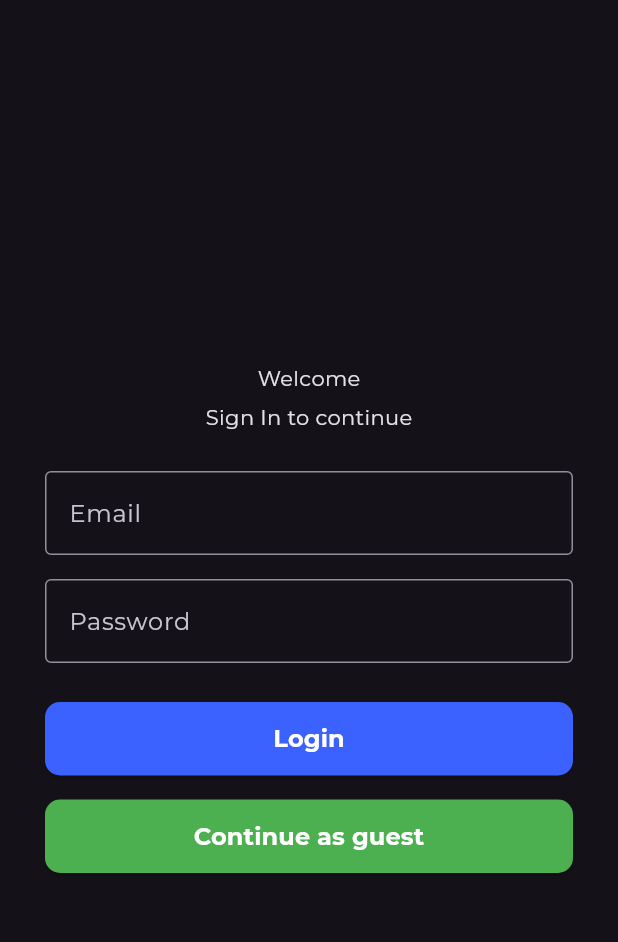
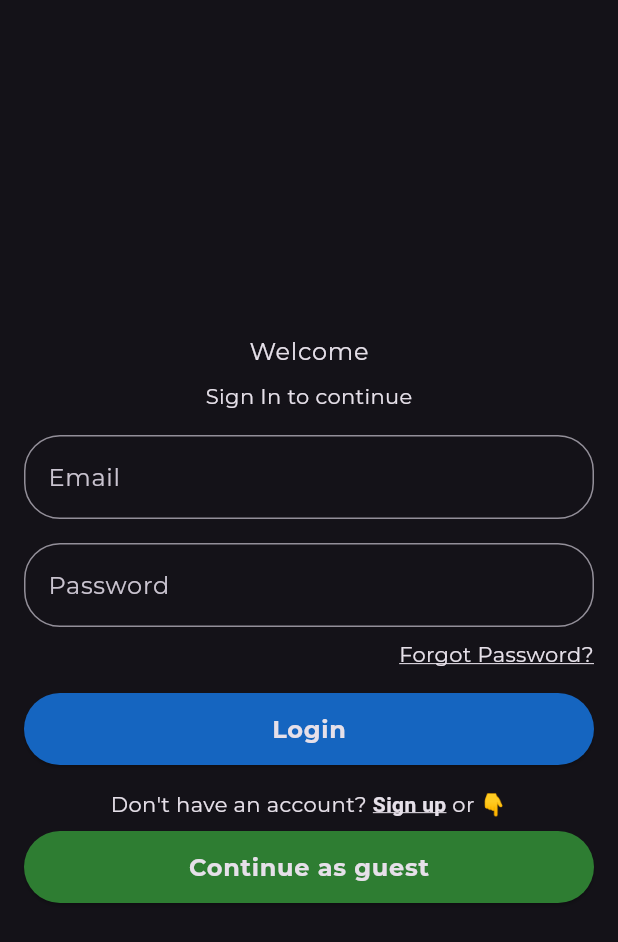
Before and after one commit to thejeremyjohn/wellread2, a Flutter app: the screen it shows after launch, on a phone screen of 412 x 824 dp. Shown: the top 942 px of the screen. Run offline on Flutter 3.47's test engine with Material 3 defaults, Android fonts, the phone set to English and light mode, and no system bars; our stand-ins replace flutter_rating_bar, flutter_secure_storage, go_router; missing offline and left inert: http_interceptor.

Commit message:
frontend: re-styled LoginPage

```diff
--- a/frontend/lib/pages/login_page.dart
+++ b/frontend/lib/pages/login_page.dart
@@ -1,6 +1,7 @@
+import 'package:flutter/gestures.dart';
 import 'package:flutter/material.dart';
 import 'package:go_router/go_router.dart';
-import 'package:wellread2frontend/flask_util/flask_response.dart';
+import 'package:wellread2frontend/constants.dart';
 import 'package:wellread2frontend/flask_util/login_logout.dart';
 
 class LoginPage extends StatefulWidget {
@@ -26,78 +27,106 @@ class _LoginPageState extends State<LoginPage> {
     return Scaffold(
       body: Center(
         child: Padding(
-          padding: const EdgeInsets.all(30.0),
+          padding: const EdgeInsets.all(kPadding),
           child: Column(
             mainAxisAlignment: MainAxisAlignment.center,
-            crossAxisAlignment: CrossAxisAlignment.center,
             children: [
-              Text(
-                'Welcome',
-                // style: TextStyle(
-                //   fontFamily: 'Poppins',
-                //   fontWeight: FontWeight.bold,
-                //   fontSize: 26,
-                //   color: Color(0xFF1C1C1C),
-                // ),
-              ),
-              SizedBox(height: 6),
+              Text('Welcome', style: Theme.of(context).textTheme.bodyLarge!),
+              SizedBox(height: kPadding * 0.5),
               Text(
                 'Sign In to continue',
-                // style: TextStyle(
-                //   fontFamily: 'Poppins',
-                //   fontWeight: FontWeight.normal,
-                //   fontSize: 18,
-                //   color: Color(0xFF1C1C1C),
-                // ),
+                style: Theme.of(context).textTheme.bodyMedium!,
               ),
-              SizedBox(height: 26),
+              SizedBox(height: kPadding),
               TextField(
                 controller: _emailController,
                 decoration: InputDecoration(
                   labelText: 'Email',
-                  border: OutlineInputBorder(),
+                  border: OutlineInputBorder(
+                    borderRadius: BorderRadius.circular(
+                      kTextTabBarHeight * 0.5,
+                    ),
+                  ),
                 ),
               ),
-              SizedBox(height: 16),
+              SizedBox(height: kPadding),
               TextField(
                 controller: _passwordController,
                 decoration: InputDecoration(
                   labelText: 'Password',
-                  border: OutlineInputBorder(),
+                  border: OutlineInputBorder(
+                    borderRadius: BorderRadius.circular(
+                      kTextTabBarHeight * 0.5,
+                    ),
+                  ),
                 ),
                 obscureText: true,
               ),
-              SizedBox(height: 26),
+              SizedBox(height: kPadding * 0.5),
               SizedBox(
                 width: double.infinity,
-                height: 49,
+                child: Text.rich(
+                  TextSpan(
+                    text: 'Forgot Password?',
+                    style: Theme.of(context).textTheme.bodyMedium!.copyWith(
+                      decoration: TextDecoration.underline,
+                    ),
+                    recognizer: TapGestureRecognizer()
+                      ..onTap = () {
+                        print('forgot password');
+                      },
+                  ),
+                  textAlign: TextAlign.right,
+                ),
+              ),
+              SizedBox(height: kPadding),
+              SizedBox(
+                width: double.infinity,
+                height: kTextTabBarHeight,
                 child: ElevatedButton(
                   onPressed: () {},
                   style: ElevatedButton.styleFrom(
-                    backgroundColor: Color(0xFF3B62FF),
-                    shape: RoundedRectangleBorder(
-                      borderRadius: BorderRadius.circular(10),
-                    ),
+                    backgroundColor: Colors.blue.shade800,
                   ),
                   child: Text(
                     'Login',
-                    style: TextStyle(
-                      color: Colors.white,
-                      fontSize: 16,
+                    style: Theme.of(context).textTheme.bodyLarge!.copyWith(
                       fontWeight: FontWeight.bold,
                     ),
                   ),
                 ),
               ),
-              SizedBox(height: 16),
+              SizedBox(height: kPadding),
               SizedBox(
                 width: double.infinity,
-                height: 49,
+                child: Text.rich(
+                  TextSpan(
+                    text: 'Don\'t have an account? ',
+                    children: [
+                      TextSpan(
+                        text: 'Sign up',
+                        style: TextStyle(
+                          fontWeight: FontWeight.bold,
+                          decoration: TextDecoration.underline,
+                        ),
+                        recognizer: TapGestureRecognizer()
+                          ..onTap = () {
+                            print('sign up');
+                          },
+                      ),
+                      TextSpan(text: ' or 👇'),
+                    ],
+                  ),
+                  textAlign: TextAlign.center,
+                ),
+              ),
+              SizedBox(height: kPadding * 0.5),
+              SizedBox(
+                width: double.infinity,
+                height: kTextTabBarHeight,
                 child: ElevatedButton(
                   onPressed: () async {
-                    login('guest1@email.com', 'password').then((
-                      FlaskResponse r,
-                    ) {
+                    login('guest1@email.com', 'password').then((r) {
                       if (context.mounted) {
                         r.showSnackBar(
                           context,
@@ -105,49 +134,19 @@ class _LoginPageState extends State<LoginPage> {
                               ? 'Logged in as <${r.data['user']['first_name']}>'
                               : '',
                         );
-                        if (r.isOk) {
-                          context.go('/books');
-                        }
+                        if (r.isOk) context.go('/books');
                       }
                     });
                   },
-                  style: ElevatedButton.styleFrom(
-                    backgroundColor: Colors.green,
-                    shape: RoundedRectangleBorder(
-                      borderRadius: BorderRadius.circular(10),
-                    ),
-                  ),
+                  style: ElevatedButton.styleFrom(backgroundColor: kGreen),
                   child: Text(
                     'Continue as guest',
-                    style: TextStyle(
-                      color: Colors.white,
-                      fontSize: 16,
+                    style: Theme.of(context).textTheme.bodyLarge!.copyWith(
                       fontWeight: FontWeight.bold,
                     ),
                   ),
                 ),
               ),
-              // TODO forgot_password, signup
-              // SizedBox(height: 26),
-              // Center(
-              //   child: Text(
-              //     'Forgot Password?',
-              //     textAlign: TextAlign.center,
-              //     style: TextStyle(fontSize: 14, color: Color(0xFF87879D)),
-              //   ),
-              // ),
-              // SizedBox(height: 10),
-              // Center(
-              //   child: Text(
-              //     "Don't have an account? Sign Up",
-              //     textAlign: TextAlign.center,
-              //     style: TextStyle(
-              //       fontFamily: 'Poppins',
-              //       fontSize: 14,
-              //       color: Color(0xFF87879D),
-              //     ),
-              //   ),
-              // ),
             ],
           ),
         ),
```
